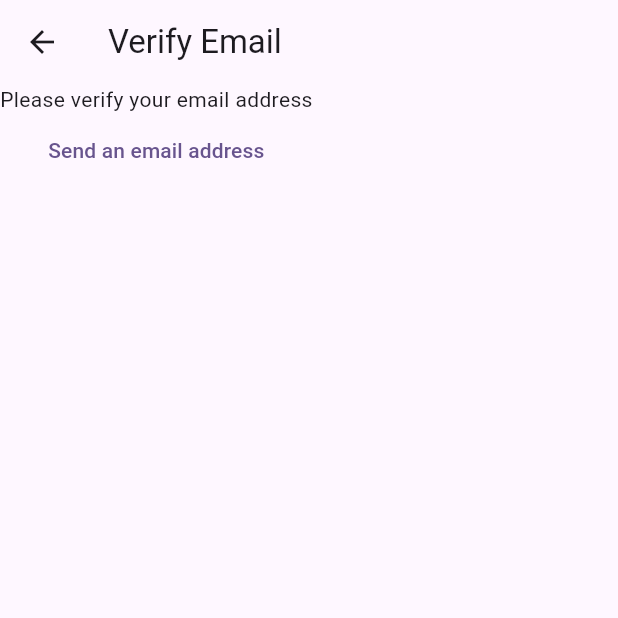
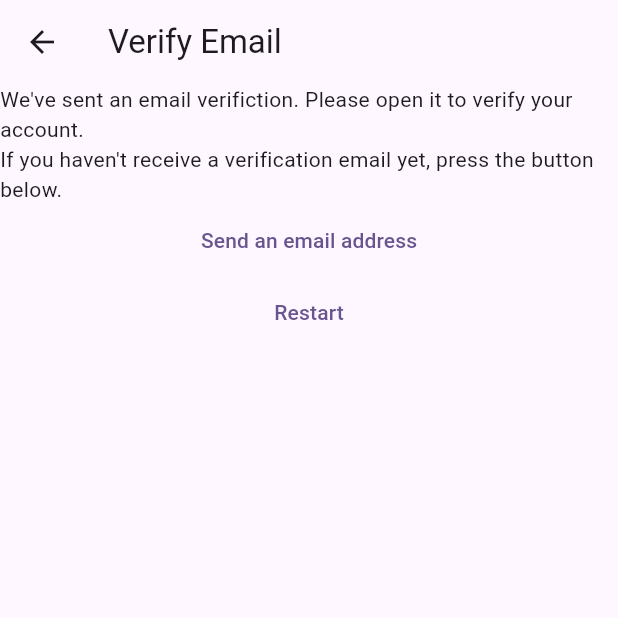
Before and after one commit to kgpksh/flutter_practice, a Flutter app: the VerifyEmailView screen opened directly, on a phone screen of 412 x 824 dp, the top half of it. Run offline on Flutter 3.47's test engine with Material 3 defaults, Android fonts, the phone set to English and light mode, and no system bars; our stand-ins replace firebase_auth, firebase_core; accounts and stored records are empty; generated files the repository leaves out were written again.

Commit message:
로그인 시 이메일 인증이 되어 있지 않다면 로그인 대신 인증 화면으로 보내기

```diff
--- a/mynotes/lib/constants/routes.dart
+++ b/mynotes/lib/constants/routes.dart
@@ -1,3 +1,4 @@
 const loginRoute = '/login/';
 const registerRoute = '/register/';
 const notesRoute = '/notes/';
+const verifyEmailRoute = 'verify-email/';
--- a/mynotes/lib/main.dart
+++ b/mynotes/lib/main.dart
@@ -21,7 +21,8 @@ void main() {
       routes: {
         loginRoute : (context) => const LoginView(),
         registerRoute : (context) => const RegisterView(),
-        notesRoute : (context) => const NoteView()
+        notesRoute : (context) => const NoteView(),
+        verifyEmailRoute : (context) => const VerifyEmailView(),
       },
     ),
   );
--- a/mynotes/lib/views/verify_email_view.dart
+++ b/mynotes/lib/views/verify_email_view.dart
@@ -2,6 +2,8 @@ import 'package:firebase_auth/firebase_auth.dart';
 import 'package:flutter/cupertino.dart';
 import 'package:flutter/material.dart';
 import 'dart:developer' as devtools show log;
+
+import 'package:mynotes/constants/routes.dart';
 
 class VerifyEmailView extends StatefulWidget {
   const VerifyEmailView({super.key});
@@ -17,13 +19,23 @@ class _VerifyEmailViewState extends State<VerifyEmailView> {
       appBar: AppBar(title: const Text('Verify Email'),),
       body: Column(
         children: [
-          const Text('Please verify your email address'),
+          const Text("We've sent an email verifiction. Please open it to verify your account."),
+          const Text("If you haven't receive a verification email yet, press the button below."),
           TextButton(
               onPressed: () async {
                 final user = FirebaseAuth.instance.currentUser;
                 await user?.sendEmailVerification();
               },
-              child: const Text('Send an email address'))
+              child: const Text('Send an email address')),
+          TextButton(
+            onPressed: () async {
+            await FirebaseAuth.instance.signOut();
+            Navigator.of(context).pushNamedAndRemoveUntil(
+                registerRoute,
+                (route) => false
+            );
+          },
+            child: const Text('Restart'),)
         ],),
     );
   }
```
Also changed, not shown: mynotes/lib/views/login_view.dart (+11 -4 lines), mynotes/lib/views/register_view.dart (+27 -5 lines).
